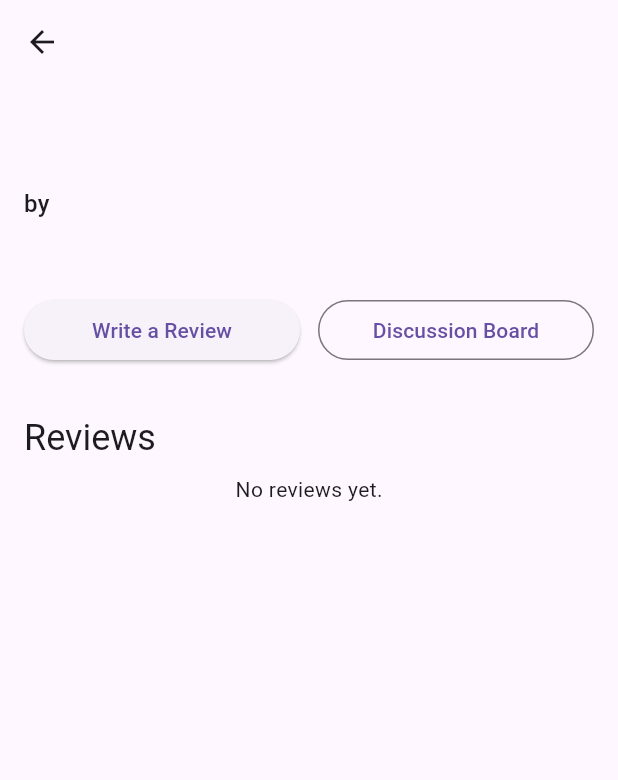
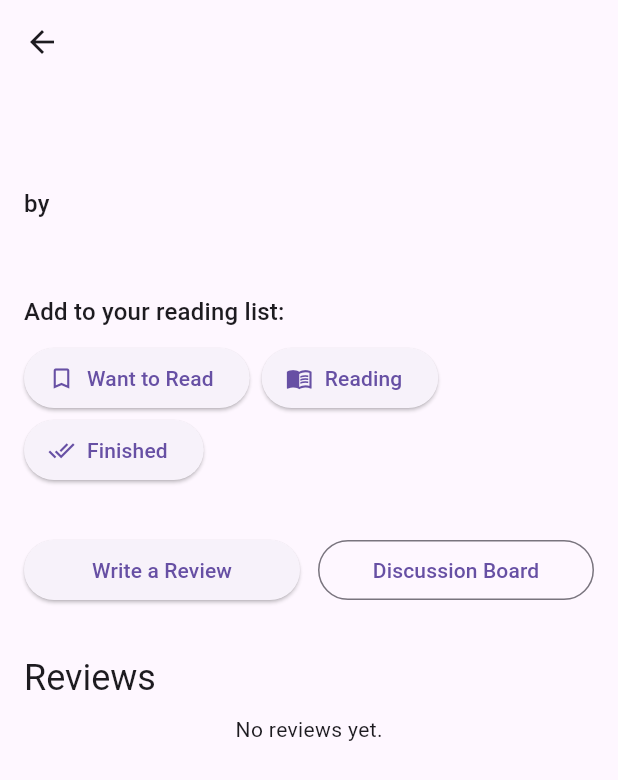
Before and after one commit to abigailsheldon/book_app, a Flutter app: the BookDetailScreen screen opened directly with empty values, on a phone screen of 412 x 824 dp. Shown: the top 780 px of the screen. Run offline on Flutter 3.47's test engine with Material 3 defaults, Android fonts, the phone set to English and light mode, and no system bars; our stand-ins replace cloud_firestore, firebase_auth, firebase_core, flutter_dotenv; accounts and stored records are empty.

Commit message:
Adds logic for adding a book to user list (like/want to read/etc

```diff
--- a/lib/providers/user_provider.dart
+++ b/lib/providers/user_provider.dart
@@ -1,28 +1,63 @@
 import 'package:flutter/material.dart';
 import 'package:firebase_auth/firebase_auth.dart';
 import '../services/auth_service.dart';
+import '../services/firestore_service.dart';
+import '../models/user.dart';
 
 /*
- * Manages authentication state for app, exposing login, signup, and logout.
+ * Manages authentication and user profile state, including reading lists.
  */
-
 class UserProvider extends ChangeNotifier {
   final AuthService _authService = AuthService();
-  User? _user;
+  final FirestoreService _firestore = FirestoreService();
+  User? _firebaseUser;
+  AppUser? _appUser;
   String? errorMessage;
 
-  /*
-   * Exposes the current Firebase user, or null if not authenticated.
-   */
-  User? get user => _user;
+  // The raw Firebase user
+  User? get user => _firebaseUser;
+
+  // The extended profile from Firestore
+  AppUser? get appUser => _appUser;
 
   /*
-   * login: Calls AuthService.signIn and updates state.
+   * login: Calls AuthService.signIn, loads Firestore profile on success.
    * Returns true if success, false otherwise.
    */
   Future<bool> login(String email, String password) async {
     try {
-      _user = await _authService.signIn(email, password);
+      _firebaseUser = await _authService.signIn(email, password);
+      errorMessage = null;
+      await _loadProfile();
+      return true;
+    } catch (e) {
+      errorMessage = e.toString();
+      notifyListeners();
+      return false;
+    }
+  }
+
+  /*
+   * signup: Calls AuthService.signUp, creates Firestore profile on success.
+   * Returns true if success, false otherwise.
+   */
+  Future<bool> signup(String email, String password) async {
+    try {
+      _firebaseUser = await _authService.signUp(email, password);
+
+      // Create a default Firestore profile
+      final defaultUser = AppUser(
+        uid: _firebaseUser!.uid,
+        email: _firebaseUser!.email!,
+        displayName: _firebaseUser!.displayName,
+        favoriteGenres: [],
+        readingListWantToRead: [],
+        readingListReading: [],
+        readingListFinished: [],
+      );
+
+      await _firestore.setUser(defaultUser);
+      _appUser = defaultUser;
       errorMessage = null;
       notifyListeners();
       return true;
@@ -34,28 +69,73 @@ class UserProvider extends ChangeNotifier {
   }
 
   /*
-   * signup: Calls AuthService.signUp and updates state.
-   * Returns true if success, false otherwise.
+   * logout: Calls AuthService.signOut and clears state.
    */
-  Future<bool> signup(String email, String password) async {
+  Future<void> logout() async {
+    await _authService.signOut();
+    _firebaseUser = null;
+    _appUser = null;
+    notifyListeners();
+  }
+
+  // Loads the Firestore profile for the current Firebase user.
+  Future<void> _loadProfile() async {
+    if (_firebaseUser == null) return;
     try {
-      _user = await _authService.signUp(email, password);
-      errorMessage = null;
+      _appUser = await _firestore.getUser(_firebaseUser!.uid);
+    } catch (e) {
+      errorMessage = 'Failed to load profile: $e';
+    } finally {
       notifyListeners();
-      return true;
-    } catch (e) {
-      errorMessage = e.toString();
-      notifyListeners();
-      return false;
     }
   }
 
   /*
-   * logout: Calls AuthService.signOut and clears user state.
+   * Updates the user's reading lists by moving [bookId] into [target]
+   * ('Want to Read', 'Reading', 'Finished') or removing it.
    */
-  Future<void> logout() async {
-    await _authService.signOut();
-    _user = null;
-    notifyListeners();
+  Future<void> updateReadingList(String bookId, String target) async {
+    if (_appUser == null) return;
+    // copy lists
+    final want = List<String>.from(_appUser!.readingListWantToRead);
+    final reading = List<String>.from(_appUser!.readingListReading);
+    final finished = List<String>.from(_appUser!.readingListFinished);
+    // remove from all
+    want.remove(bookId);
+    reading.remove(bookId);
+    finished.remove(bookId);
+    // add to target
+    switch (target) {
+      case 'Want to Read':
+        want.add(bookId);
+        break;
+      case 'Reading':
+        reading.add(bookId);
+        break;
+      case 'Finished':
+        finished.add(bookId);
+        break;
+      case 'Remove':
+      default:
+        break;
+    }
+    // persist
+    final updated = AppUser(
+      uid: _appUser!.uid,
+      email: _appUser!.email,
+      displayName: _appUser!.displayName,
+      favoriteGenres: _appUser!.favoriteGenres,
+      readingListWantToRead: want,
+      readingListReading: reading,
+      readingListFinished: finished,
+    );
+    try {
+      await _firestore.setUser(updated);
+      _appUser = updated;
+    } catch (e) {
+      errorMessage = 'Could not update list: $e';
+    } finally {
+      notifyListeners();
+    }
   }
 }
--- a/lib/screens/book_detail_screen.dart
+++ b/lib/screens/book_detail_screen.dart
@@ -2,6 +2,7 @@ import 'package:flutter/material.dart';
 import 'package:provider/provider.dart';
 import '../models/book.dart';
 import '../providers/review_provider.dart';
+import '../providers/user_provider.dart';
 import '../widgets/review_list.dart';
 import 'review_screen.dart';
 import 'discussion_board_screen.dart';
@@ -12,49 +13,139 @@ import 'discussion_board_screen.dart';
 class BookDetailScreen extends StatelessWidget {
   final Book book;
   const BookDetailScreen({Key? key, required this.book}) : super(key: key);
+
   @override
   Widget build(BuildContext context) {
     final reviewProv = context.read<ReviewProvider>();
+    final userProv = context.watch<UserProvider>();
+    final appUser = userProv.appUser;
+    final bookId = book.id;
+
+    // Determine if this book is in each list
+    final inWant = appUser?.readingListWantToRead.contains(bookId) ?? false;
+    final inReading = appUser?.readingListReading.contains(bookId) ?? false;
+    final inFinished = appUser?.readingListFinished.contains(bookId) ?? false;
+
     return Scaffold(
       appBar: AppBar(title: Text(book.title)),
       body: SingleChildScrollView(
         padding: const EdgeInsets.all(16),
-        child: Column(crossAxisAlignment: CrossAxisAlignment.start, children: [
-          // Cover
+        child: Column(
+          crossAxisAlignment: CrossAxisAlignment.start,
+          children: [
+            // Cover image
             if (book.coverUrl.isNotEmpty)
               Center(
-                child:
-                    Image.network(book.coverUrl, height: 200, fit: BoxFit.cover)),
+                child: Image.network(
+                  book.coverUrl,
+                  height: 200,
+                  fit: BoxFit.cover,
+                ),
+              ),
             const SizedBox(height: 16),
+
             // Title & Author
-          Text(book.title, style: Theme.of(context).textTheme.headlineSmall),
+            Text(
+              book.title,
+              style: Theme.of(context).textTheme.headlineSmall,
+            ),
             const SizedBox(height: 4),
-          Text('by ${book.author}',
-              style: Theme.of(context).textTheme.titleMedium),
+            Text(
+              'by ${book.author}',
+              style: Theme.of(context).textTheme.titleMedium,
+            ),
             const SizedBox(height: 8),
+
             // Rating
             if (book.rating > 0)
-            Row(children: [
+              Row(
+                children: [
                   const Icon(Icons.star, size: 20),
                   const SizedBox(width: 4),
-              Text('${book.rating}/5')
-            ]),
+                  Text('${book.rating}/5'),
+                ],
+              ),
             const SizedBox(height: 16),
+
             // Description
             if (book.description.isNotEmpty)
-            Text(book.description,
-                style: Theme.of(context).textTheme.bodyLarge),
+              Text(
+                book.description,
+                style: Theme.of(context).textTheme.bodyLarge,
+              ),
             const SizedBox(height: 24),
-          // Actions
-          Row(children: [
+
+            // Reading List Buttons
+            Text(
+              'Add to your reading list:',
+              style: Theme.of(context).textTheme.titleMedium,
+            ),
+            const SizedBox(height: 8),
+            Wrap(
+              spacing: 8,
+              children: [
+                ElevatedButton.icon(
+                  icon: Icon(
+                    inWant ? Icons.check : Icons.bookmark_outline,
+                  ),
+                  label: Text(
+                    inWant ? 'In Want to Read' : 'Want to Read',
+                  ),
+                  onPressed: () => userProv.updateReadingList(
+                    bookId,
+                    inWant ? 'Remove' : 'Want to Read',
+                  ),
+                ),
+                ElevatedButton.icon(
+                  icon: Icon(
+                    inReading ? Icons.check : Icons.menu_book,
+                  ),
+                  label: Text(
+                    inReading ? 'In Reading' : 'Reading',
+                  ),
+                  onPressed: () => userProv.updateReadingList(
+                    bookId,
+                    inReading ? 'Remove' : 'Reading',
+                  ),
+                ),
+                ElevatedButton.icon(
+                  icon: Icon(
+                    inFinished ? Icons.check : Icons.done_all,
+                  ),
+                  label: Text(
+                    inFinished ? 'In Finished' : 'Finished',
+                  ),
+                  onPressed: () => userProv.updateReadingList(
+                    bookId,
+                    inFinished ? 'Remove' : 'Finished',
+                  ),
+                ),
+              ],
+            ),
+            if (userProv.errorMessage != null)
+              Padding(
+                padding: const EdgeInsets.only(top: 12),
+                child: Text(
+                  userProv.errorMessage!,
+                  style: const TextStyle(color: Colors.red),
+                ),
+              ),
+            const SizedBox(height: 32),
+
+            // Existing action buttons
+            Row(
+              children: [
                 Expanded(
                   child: ElevatedButton(
                     onPressed: () => Navigator.push(
                       context,
                       MaterialPageRoute(
-                              builder: (_) => ReviewScreen(book: book)),
+                        builder: (_) => ReviewScreen(book: book),
                       ),
-                    child: const Text('Write a Review'))),
+                    ),
+                    child: const Text('Write a Review'),
+                  ),
+                ),
                 const SizedBox(width: 12),
                 Expanded(
                   child: OutlinedButton(
@@ -62,15 +153,23 @@ class BookDetailScreen extends StatelessWidget {
                       context,
                       MaterialPageRoute(
                         builder: (_) =>
-                                  DiscussionBoardScreen(category: book.id)),
+                            DiscussionBoardScreen(category: book.id),
                       ),
-                    child: const Text('Discussion Board'))),
-          ]),
+                    ),
+                    child: const Text('Discussion Board'),
+                  ),
+                ),
+              ],
+            ),
             const SizedBox(height: 32),
-          Text('Reviews', style: Theme.of(context).textTheme.headlineSmall),
+            Text(
+              'Reviews',
+              style: Theme.of(context).textTheme.headlineSmall,
+            ),
             const SizedBox(height: 8),
             ReviewList(reviewsStream: reviewProv.reviewsFor(book.id)),
-        ]),
+          ],
+        ),
       ),
     );
   }
```
Lines whose indentation alone changed are shown as unchanged.
